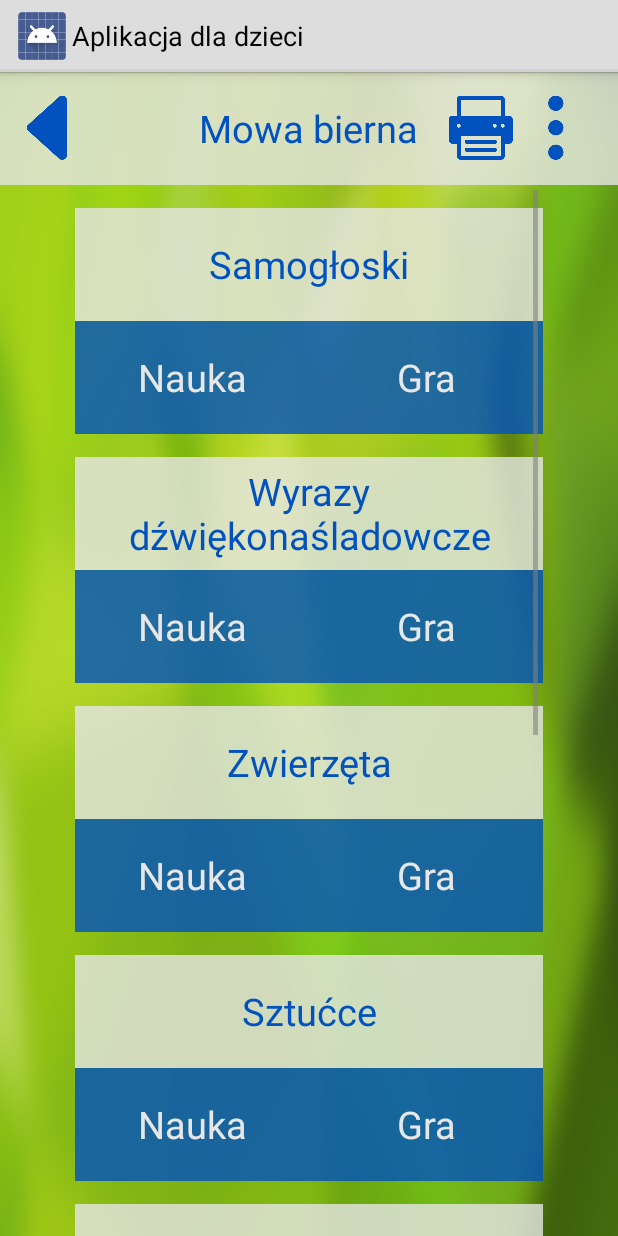
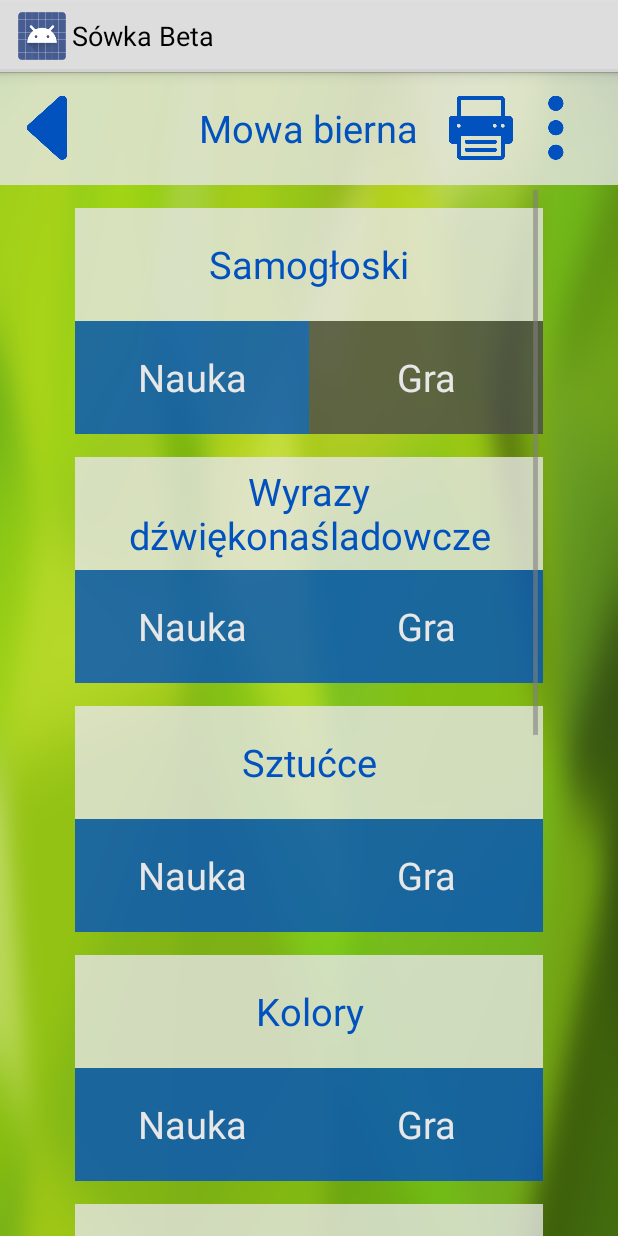
Before and after one commit to bhalska/aplikacja-dla-dzieci-cierpiacych-na-autyzm, an Android app: the layout activity_speech_games.xml on its own in the app's theme, with its tools: preview values and no code run, on a phone screen of 412 x 824 dp. Run offline under Robolectric (Android 15) with nearby library versions, the phone set to English and light mode, and no system bars.

Commit message:
publikacja
Przygotowanie aplikacji do publikacji w Google Play

```diff
--- a/Aplikacja_dzieci/app/src/main/java/pl/marcinwroblewski/aplikacja_dzieci/Menus/GamesMenu.java
+++ b/Aplikacja_dzieci/app/src/main/java/pl/marcinwroblewski/aplikacja_dzieci/Menus/GamesMenu.java
@@ -67,7 +67,6 @@ public class GamesMenu extends Activity {
                 break;
 
 
-
             case R.id.settings_button:
                 startActivity(new Intent(getApplicationContext(), Settings.class));
                 break;
--- a/Aplikacja_dzieci/app/src/main/res/layout/activity_economic_animals.xml
+++ b/Aplikacja_dzieci/app/src/main/res/layout/activity_economic_animals.xml
@@ -2,7 +2,7 @@
     xmlns:tools="http://schemas.android.com/tools" android:layout_width="match_parent"
     android:layout_height="match_parent"
     android:background="@drawable/onomatopoeic_bg"
-    tools:context="pl.marcinwroblewski.aplikacja_dzieci.Onomatopoeic.AnimalsLearn.EconomicAnimals">
+    tools:context=".Onomatopoeic.AnimalsLearn.EconomicAnimalsLearn">
 
     <!-- Fake ActionBar :3 -->
     <RelativeLayout
--- a/Aplikacja_dzieci/app/src/main/res/layout/activity_speech_games.xml
+++ b/Aplikacja_dzieci/app/src/main/res/layout/activity_speech_games.xml
@@ -119,7 +119,8 @@
 
                                     android:text="Gra"
                                     android:textColor="@color/white"
-                                    android:background="@color/blue_background"
+                                    android:background="@color/unactive_bg"
+                                    android:clickable="false"
                                     android:gravity="center"
                                     android:textSize="@dimen/defalut_text_size"
 
@@ -160,59 +161,6 @@
 
                     <Button
                         android:id="@+id/onomatopoeic_game"
-                        android:layout_width="0dp"
-                        android:layout_weight="0.1"
-                        android:layout_height="@dimen/default_controls_heigth"
-
-                        android:text="Gra"
-                        android:textColor="@color/white"
-                        android:background="@color/blue_background"
-                        android:gravity="center"
-                        android:textSize="@dimen/defalut_text_size"
-
-                        android:onClick="goTo"/>
-
-                </LinearLayout>
-
-
-
-
-
-                <TextView
-                android:id="@+id/animals_description"
-                android:layout_width="match_parent"
-                android:layout_height="@dimen/default_controls_heigth"
-                android:layout_marginTop="15dp"
-
-
-                android:text="Zwierzęta"
-                android:textColor="@color/blue"
-                android:background="@color/white_background"
-                android:gravity="center"
-                android:textSize="@dimen/defalut_text_size"/>
-
-
-                <LinearLayout
-                    android:id="@+id/animals_container"
-                    android:layout_width="match_parent"
-                    android:layout_height="wrap_content">
-                    <Button
-                        android:id="@+id/economic_animals_learn"
-                        android:layout_width="0dp"
-                        android:layout_weight="0.1"
-                        android:layout_height="@dimen/default_controls_heigth"
-
-                        android:text="Nauka"
-                        android:textColor="@color/white"
-                        android:background="@color/blue_background"
-                        android:gravity="center"
-                        android:textSize="@dimen/defalut_text_size"
-
-                        android:clickable="true"
-                        android:onClick="goTo"/>
-
-                    <Button
-                        android:id="@+id/economic_animals_game"
                         android:layout_width="0dp"
                         android:layout_weight="0.1"
                         android:layout_height="@dimen/default_controls_heigth"
@@ -482,6 +430,57 @@
 
                 </LinearLayout>
 
+                <TextView
+                    android:id="@+id/animals_description"
+                    android:layout_width="match_parent"
+                    android:layout_height="@dimen/default_controls_heigth"
+                    android:layout_marginTop="15dp"
+
+
+                    android:text="Zwierzęta"
+                    android:textColor="@color/blue"
+                    android:background="@color/white_background"
+                    android:gravity="center"
+
+                    android:textSize="@dimen/defalut_text_size"/>
+
+
+                <LinearLayout
+                    android:id="@+id/animals_container"
+                    android:layout_width="match_parent"
+                    android:layout_height="wrap_content">
+                    <Button
+                        android:id="@+id/economic_animals_learn"
+                        android:layout_width="0dp"
+                        android:layout_weight="0.1"
+                        android:layout_height="@dimen/default_controls_heigth"
+
+                        android:text="Nauka"
+                        android:textColor="@color/white"
+                        android:background="@color/unactive_bg"
+                        android:clickable="false"
+                        android:gravity="center"
+                        android:textSize="@dimen/defalut_text_size"
+
+                        android:onClick="goTo"/>
+
+                    <Button
+                        android:id="@+id/economic_animals_game"
+                        android:layout_width="0dp"
+                        android:layout_weight="0.1"
+                        android:layout_height="@dimen/default_controls_heigth"
+
+                        android:text="Gra"
+                        android:textColor="@color/white"
+                        android:background="@color/unactive_bg"
+                        android:clickable="false"
+                        android:gravity="center"
+                        android:textSize="@dimen/defalut_text_size"
+
+                        android:onClick="goTo"/>
+
+                </LinearLayout>
+
             </LinearLayout>
     </ScrollView>
 </RelativeLayout>
--- a/Aplikacja_dzieci/app/src/main/res/menu/menu_economic_animals.xml
+++ b/Aplikacja_dzieci/app/src/main/res/menu/menu_economic_animals.xml
@@ -1,6 +1,6 @@
 <menu xmlns:android="http://schemas.android.com/apk/res/android"
     xmlns:tools="http://schemas.android.com/tools"
-    tools:context="pl.marcinwroblewski.aplikacja_dzieci.Onomatopoeic.AnimalsLearn.EconomicAnimals">
+    tools:context=".Onomatopoeic.AnimalsLearn.EconomicAnimalsLearn">
     <item android:id="@+id/action_settings" android:title="@string/action_settings"
         android:orderInCategory="100" android:showAsAction="never" />
 </menu>
--- a/Aplikacja_dzieci/app/src/main/res/values/colors.xml
+++ b/Aplikacja_dzieci/app/src/main/res/values/colors.xml
@@ -37,6 +37,9 @@
     <color name="pink">#FFEE668F</color>
     <color name="pink_background">#CCEE668F</color>
 
+    <color name="unactive">#4A4A4A</color>
+    <color name="unactive_bg">#CC4A4A4A</color>
+
     <color name="black">#000</color>
 
     <color name="vowelsColor">@color/purple</color>
--- a/Aplikacja_dzieci/app/src/main/res/values/dimens.xml
+++ b/Aplikacja_dzieci/app/src/main/res/values/dimens.xml
@@ -18,9 +18,9 @@
     <dimen name="onomatopoeic_text_size">60sp</dimen>
     <dimen name="sequence_element_width">150dp</dimen>
 
-    <dimen name="defalut_text_size">25dp</dimen>
+    <dimen name="defalut_text_size">25sp</dimen>
     <dimen name="action_bar_text_size">25dp</dimen>
-    <dimen name="vowel_inApp">350dp</dimen>
+    <dimen name="vowel_inApp">175dp</dimen>
     <dimen name="default_text_size_print">200dp</dimen>
     <dimen name="image_default_padding">15dp</dimen>
 
--- a/Aplikacja_dzieci/app/src/main/res/values/strings.xml
+++ b/Aplikacja_dzieci/app/src/main/res/values/strings.xml
@@ -1,7 +1,7 @@
 <?xml version="1.0" encoding="utf-8"?>
 <resources>
 
-    <string name="app_name">Aplikacja dla dzieci</string>
+    <string name="app_name">Sówka Beta</string>
     <string name="action_settings">Ustawienia</string>
     <string name="title_activity_vovel_draw">Rysowanie samogłosek</string>
     <string name="title_activity_settings">Ustawienia</string>
--- a/Aplikacja_dzieci/build.gradle
+++ b/Aplikacja_dzieci/build.gradle
@@ -5,7 +5,7 @@ buildscript {
         jcenter()
     }
     dependencies {
-        classpath 'com.android.tools.build:gradle:1.2.3'
+        classpath 'com.android.tools.build:gradle:1.5.0'
 
         // NOTE: Do not place your application dependencies here; they belong
         // in the individual module build.gradle files
```
Also changed, not shown: Aplikacja_dzieci/app/build.gradle (+4 -4 lines), Aplikacja_dzieci/app/src/main/AndroidManifest.xml (+10 -2 lines), Aplikacja_dzieci/app/src/main/java/pl/marcinwroblewski/aplikacja_dzieci/Menus/Speech_games.java (+8 -5 lines), Aplikacja_dzieci/app/src/main/java/pl/marcinwroblewski/aplikacja_dzieci/Onomatopoeic/AnimalsLearn/EconomicAnimalsLearn.java (added, +147 -0 lines), Aplikacja_dzieci/app/src/main/java/pl/marcinwroblewski/aplikacja_dzieci/Sequence/SequenceLearn.java (+8 -3 lines), Aplikacja_dzieci/app/src/main/java/pl/marcinwroblewski/aplikacja_dzieci/Serial/SerialLearn.java (+6 -1 lines), Aplikacja_dzieci/app/src/main/java/pl/marcinwroblewski/aplikacja_dzieci/Settings/Settings.java (+5 -11 lines), Aplikacja_dzieci/app/src/main/res/drawable/logo_small.png (added), 4 other files.
